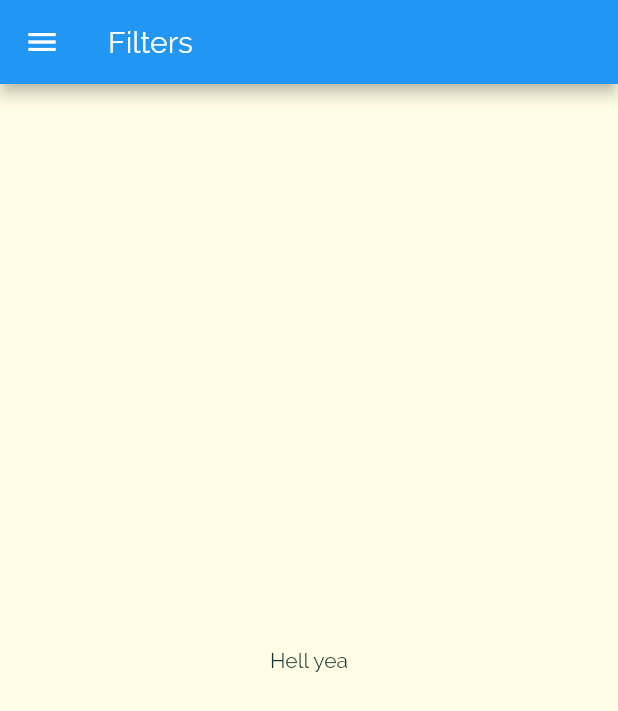
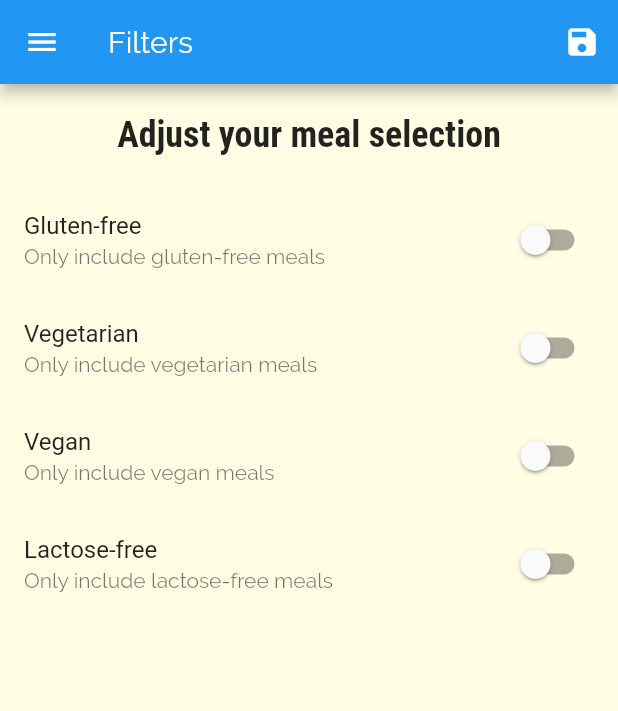
Before and after one commit to ramonilho/flutter-meal-list, a Flutter app: the FilterScreen screen opened by its route, on a phone screen of 412 x 824 dp. Shown: the top 711 px of the screen. Run offline on Flutter 3.47's test engine with Material 2 defaults, Android fonts, the phone set to English and light mode, and no system bars.

Commit message:
favoriting o/

```diff
--- a/lib/main.dart
+++ b/lib/main.dart
@@ -1,5 +1,7 @@
 import 'package:flutter/material.dart';
 
+import './models/meal.dart';
+import './dummy_data.dart';
 import './screens/filters_screen.dart';
 import './screens/meal_detail_screen.dart';
 import './screens/tabs_screen.dart';
@@ -8,8 +10,57 @@ import './screens/categories_screen.dart';
 
 void main() => runApp(MyApp());
 
-class MyApp extends StatelessWidget {
+class MyApp extends StatefulWidget {
   // This widget is the root of your application.
+  @override
+  _MyAppState createState() => _MyAppState();
+}
+
+class _MyAppState extends State<MyApp> {
+  Map<String, bool> _filters = {
+    'gluten': false,
+    'lactose': false,
+    'vegetarian': false,
+    'vegan': false,
+  };
+
+  List<Meal> _availableMeals = DUMMY_MEALS;
+  List<Meal> _favoriteMeals = [];
+
+  void _setFilters(Map<String, bool> filterData) {
+    setState(() {
+      _filters = filterData;
+
+      _availableMeals = DUMMY_MEALS.where((meal) {
+        if (_filters['gluten'] && !meal.isGlutenFree) return false;
+        if (_filters['lactose'] && !meal.isLactoseFree) return false;
+        if (_filters['vegetarian'] && !meal.isVegetarian) return false;
+        if (_filters['vegan'] && !meal.isVegan) return false;
+
+        return true;
+      }).toList();
+    });
+  }
+
+  void _toggleFavorite(String mealId) {
+    final existingIndex =
+        _favoriteMeals.indexWhere((meal) => meal.id == mealId);
+
+    if (existingIndex >= 0) {
+      setState(() {
+        _favoriteMeals.removeAt(existingIndex);
+      });
+    } else {
+      setState(() {
+        _favoriteMeals.add(DUMMY_MEALS.firstWhere((meal) => meal.id == mealId));
+      });
+    }
+  }
+
+  bool _isMealFavorite(String mealId) {
+    return _favoriteMeals.any((meal) => meal.id == mealId);
+  }
+
   @override
   Widget build(BuildContext context) {
     return MaterialApp(
@@ -34,10 +85,11 @@ class MyApp extends StatelessWidget {
       ),
       initialRoute: '/',
       routes: {
-        '/' : (ctx) => TabsScreen(),
-        CategoryMealsScreen.routeName : (ctx) => CategoryMealsScreen(),
-        MealDetailScreen.routeName : (ctx) => MealDetailScreen(),
-        FilterScreen.routeName : (ctx) => FilterScreen(),
+        '/': (ctx) => TabsScreen(_favoriteMeals),
+        CategoryMealsScreen.routeName: (ctx) =>
+            CategoryMealsScreen(_availableMeals),
+        MealDetailScreen.routeName: (ctx) => MealDetailScreen(_toggleFavorite, _isMealFavorite),
+        FilterScreen.routeName: (ctx) => FilterScreen(_filters, _setFilters),
       },
       onUnknownRoute: (settings) {
         // Could put some generic page error
--- a/lib/screens/favorites_screen.dart
+++ b/lib/screens/favorites_screen.dart
@@ -1,10 +1,33 @@
 import 'package:flutter/material.dart';
 
+import '../widgets/meal_item.dart';
+import '../models/meal.dart';
+
 class FavoritesScreen extends StatelessWidget {
+  final List<Meal> favoriteMeals;
+
+  FavoritesScreen(this.favoriteMeals);
+
   @override
   Widget build(BuildContext context) {
-    return Center(child:
-      Text('Favorites'),
-    );
+    if (favoriteMeals.isEmpty) {
+      return Center(
+        child: Text('You have no favorites yet - start adding some!'),
+      );
+    }
+    return ListView.builder(
+        itemBuilder: (ctx, index) {
+          final meal = favoriteMeals[index];
+          return MealItem(
+            id: meal.id,
+            title: meal.title,
+            imageUrl: meal.imageUrl,
+            affordability: meal.affordability,
+            complexity: meal.complexity,
+            duration: meal.duration,
+          );
+        },
+        itemCount: favoriteMeals.length,
+      );
   }
 }
--- a/lib/screens/filters_screen.dart
+++ b/lib/screens/filters_screen.dart
@@ -1,18 +1,128 @@
 import 'package:flutter/material.dart';
 import '../widgets/main_drawer.dart';
 
-class FilterScreen extends StatelessWidget {
+class FilterScreen extends StatefulWidget {
   static const routeName = '/filters';
+  final Function saveFilters;
+  final Map<String, bool> currentFilters;
+
+  FilterScreen(this.currentFilters, this.saveFilters);
+
+  @override
+  _FilterScreenState createState() => _FilterScreenState();
+}
+
+class _FilterScreenState extends State<FilterScreen> {
+  bool _glutenFree = false;
+  bool _vegetarian = false;
+  bool _vegan = false;
+  bool _lactoseFree = false;
+
+  @override
+  void initState() {
+    super.initState();
+    _glutenFree = widget.currentFilters['gluten'];
+    _vegetarian = widget.currentFilters['vegetarian'];
+    _vegan = widget.currentFilters['vegan'];
+    _lactoseFree = widget.currentFilters['lactose'];
+  }
+
+  Widget _buildSwitchListTile(String title, String description,
+      bool currentValue, Function updateValue) {
+    return SwitchListTile(
+      title: Text(title),
+      subtitle: Text(description),
+      value: currentValue,
+      onChanged: updateValue,
+    );
+  }
 
   @override
   Widget build(BuildContext context) {
     return Scaffold(
       appBar: AppBar(
         title: Text('Filters'),
+        actions: <Widget>[
+          IconButton(
+            icon: Icon(Icons.save),
+            onPressed: () {
+              final selectedFilters = {
+                'gluten': _glutenFree,
+                'lactose': _lactoseFree,
+                'vegetarian': _vegetarian,
+                'vegan': _vegan,
+              };
+
+              widget.saveFilters(selectedFilters);
+            },
+          )
+        ],
       ),
       drawer: MainDrawer(),
-      body: Center(
-        child: Text('Hell yea'),
+      body: Column(
+        children: <Widget>[
+          Padding(
+            padding: const EdgeInsets.all(20.0),
+            child: Text(
+              'Adjust your meal selection',
+              style: Theme.of(context).textTheme.title,
+            ),
+          ),
+          Expanded(
+            child: ListView(
+              children: <Widget>[
+                _buildSwitchListTile(
+                  'Gluten-free',
+                  'Only include gluten-free meals',
+                  _glutenFree,
+                  (newValue) {
+                    setState(
+                      () {
+                        _glutenFree = newValue;
+                      },
+                    );
+                  },
+                ),
+                _buildSwitchListTile(
+                  'Vegetarian',
+                  'Only include vegetarian meals',
+                  _vegetarian,
+                  (newValue) {
+                    setState(
+                      () {
+                        _vegetarian = newValue;
+                      },
+                    );
+                  },
+                ),
+                _buildSwitchListTile(
+                  'Vegan',
+                  'Only include vegan meals',
+                  _vegan,
+                  (newValue) {
+                    setState(
+                      () {
+                        _vegan = newValue;
+                      },
+                    );
+                  },
+                ),
+                _buildSwitchListTile(
+                  'Lactose-free',
+                  'Only include lactose-free meals',
+                  _lactoseFree,
+                  (newValue) {
+                    setState(
+                      () {
+                        _lactoseFree = newValue;
+                      },
+                    );
+                  },
+                )
+              ],
+            ),
+          )
+        ],
       ),
     );
   }
--- a/lib/widgets/meal_item.dart
+++ b/lib/widgets/meal_item.dart
@@ -10,7 +10,6 @@ class MealItem extends StatelessWidget {
   final int duration;
   final Complexity complexity;
   final Affordability affordability;
-  final Function removeItem;
 
   MealItem({
     @required this.id,
@@ -19,7 +18,6 @@ class MealItem extends StatelessWidget {
     @required this.complexity,
     @required this.affordability,
     @required this.duration,
-    @required this.removeItem,
   });
 
   String get complexityText {
@@ -54,7 +52,7 @@ class MealItem extends StatelessWidget {
       arguments: this.id,
     ).then((result) {
       if(result != null) {
-        removeItem(result);
+        // removeItem(result);
       }
     });
   }
```
Also changed, not shown: lib/screens/category_meals_screen.dart (+6 -3 lines), lib/screens/meal_detail_screen.dart (+7 -4 lines), lib/screens/tabs_screen.dart (+14 -4 lines).
